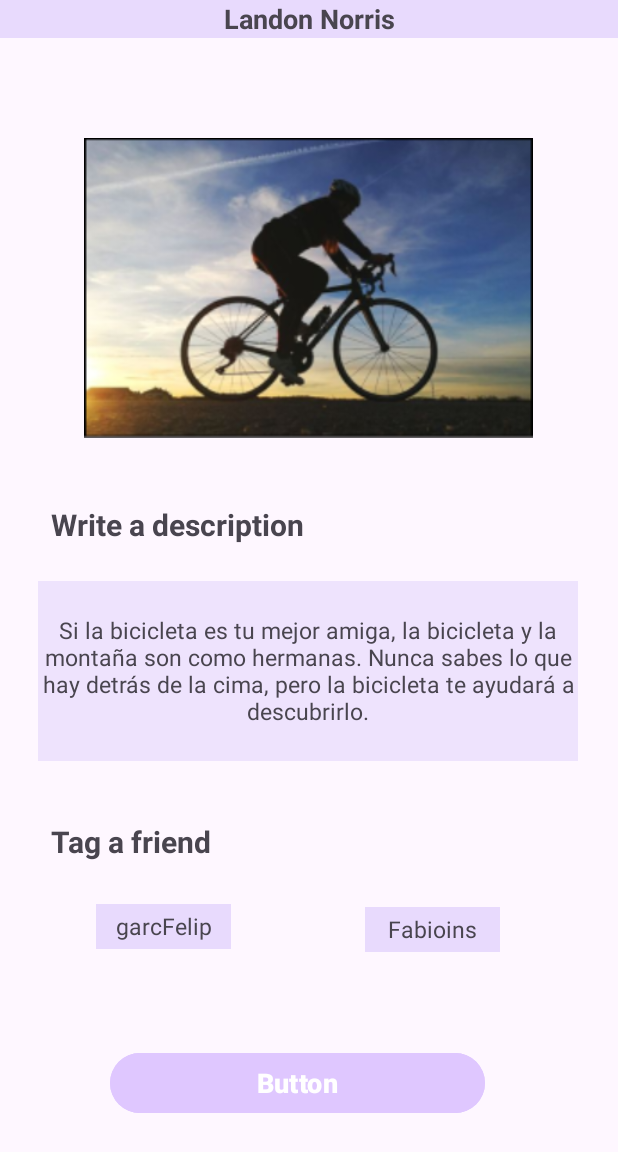
After one commit to PUJ-ICM-6805/HAFFA, an Android app: the publishView screen opened directly, with no data from a screen before it, on a phone screen of 412 x 824 dp. The commit adds this screen. Shown: the top 1152 px of the screen. Run offline under Robolectric (Android 15) with nearby library versions, the phone set to English and light mode, and no system bars.

Commit message:
Creation of new publication, including add the picture and add a description about the post

```diff
--- a/app/build.gradle.kts
+++ b/app/build.gradle.kts
@@ -42,6 +42,7 @@ android {
 dependencies {
 
     implementation("androidx.core:core-ktx:1.9.0")
+    implementation("com.squareup.picasso:picasso:2.8")
     implementation("androidx.appcompat:appcompat:1.6.1")
     implementation("com.google.android.material:material:1.9.0")
     implementation("androidx.constraintlayout:constraintlayout:2.1.4")
@@ -50,4 +51,5 @@ dependencies {
     testImplementation("junit:junit:4.13.2")
     androidTestImplementation("androidx.test.ext:junit:1.1.5")
     androidTestImplementation("androidx.test.espresso:espresso-core:3.5.1")
+
 }
--- a/app/src/main/java/com/example/haffa/MainActivity.kt
+++ b/app/src/main/java/com/example/haffa/MainActivity.kt
@@ -3,6 +3,8 @@ package com.example.haffa
 import android.content.Intent
 import androidx.appcompat.app.AppCompatActivity
 import android.os.Bundle
+import com.example.haffa.Profile.Gallery
+import com.example.haffa.Profile.publishView
 import com.example.haffa.journey.activity.ShowAllJourneysActivity
 
 class MainActivity : AppCompatActivity() {
@@ -11,7 +13,7 @@ class MainActivity : AppCompatActivity() {
         setContentView(R.layout.activity_main)
 
         //Test
-        val intent = Intent(this, ShowAllJourneysActivity::class.java)
+        val intent = Intent(this, Gallery::class.java)
         startActivity(intent)
     }
 }
--- /dev/null
+++ b/app/src/main/java/com/example/haffa/Profile/publishView.kt
@@ -0,0 +1,12 @@
+package com.example.haffa.Profile
+
+import androidx.appcompat.app.AppCompatActivity
+import android.os.Bundle
+import com.example.haffa.R
+
+class publishView : AppCompatActivity() {
+    override fun onCreate(savedInstanceState: Bundle?) {
+        super.onCreate(savedInstanceState)
+        setContentView(R.layout.activity_publish_view)
+    }
+}
--- /dev/null
+++ b/app/src/main/res/layout/activity_publish_view.xml
@@ -0,0 +1,129 @@
+<?xml version="1.0" encoding="utf-8"?>
+<androidx.constraintlayout.widget.ConstraintLayout xmlns:android="http://schemas.android.com/apk/res/android"
+    xmlns:app="http://schemas.android.com/apk/res-auto"
+    xmlns:tools="http://schemas.android.com/tools"
+    android:layout_width="match_parent"
+    android:layout_height="match_parent"
+    tools:context=".Profile.publishView">
+
+
+    <TextView
+        android:layout_width="match_parent"
+        android:layout_height="25dp"
+        android:background="@color/purpleTitle"
+        android:text="Landon Norris"
+        android:textStyle="bold"
+        android:textAlignment="center"
+        android:textSize="18sp"
+        app:layout_constraintEnd_toEndOf="parent"
+        app:layout_constraintStart_toStartOf="parent"
+        app:layout_constraintTop_toTopOf="parent" />
+
+    <ImageView
+        android:id="@+id/imageView"
+        android:layout_width="350dp"
+        android:layout_height="200dp"
+        android:layout_marginTop="92dp"
+        android:src="@drawable/picinbio"
+        app:layout_constraintEnd_toEndOf="parent"
+        app:layout_constraintHorizontal_bias="0.496"
+        app:layout_constraintStart_toStartOf="parent"
+        app:layout_constraintTop_toTopOf="parent" />
+
+    <TextView
+        android:id="@+id/textView2"
+        android:layout_width="360dp"
+        android:layout_height="120dp"
+        android:layout_gravity="center"
+        android:layout_marginTop="24dp"
+        android:background="@color/purplebackground"
+        android:gravity="center"
+        android:text="Si la bicicleta es tu mejor amiga, la bicicleta y la montaña son como hermanas. Nunca sabes lo que hay detrás de la cima, pero la bicicleta te ayudará a descubrirlo."
+        android:textAlignment="center"
+        android:textSize="15sp"
+        app:layout_constraintEnd_toEndOf="parent"
+        app:layout_constraintHorizontal_bias="0.49"
+        app:layout_constraintStart_toStartOf="parent"
+        app:layout_constraintTop_toBottomOf="@+id/textView" />
+
+    <TextView
+        android:id="@+id/textView3"
+        android:layout_width="wrap_content"
+        android:layout_height="wrap_content"
+        android:text="Tag a friend"
+        android:textSize="20sp"
+        android:textStyle="bold"
+        app:layout_constraintBottom_toBottomOf="parent"
+        app:layout_constraintEnd_toEndOf="parent"
+        app:layout_constraintHorizontal_bias="0.111"
+        app:layout_constraintStart_toStartOf="parent"
+        app:layout_constraintTop_toBottomOf="@+id/textView2"
+        app:layout_constraintVertical_bias="0.139" />
+
+    <TextView
+        android:id="@+id/textView"
+        android:layout_width="wrap_content"
+        android:layout_height="wrap_content"
+        android:layout_marginTop="44dp"
+        android:text="Write a description"
+        android:textSize="20sp"
+        android:textStyle="bold"
+        app:layout_constraintEnd_toEndOf="parent"
+        app:layout_constraintHorizontal_bias="0.141"
+        app:layout_constraintStart_toStartOf="parent"
+        app:layout_constraintTop_toBottomOf="@+id/imageView" />
+
+    <TextView
+        android:id="@+id/textView4"
+        android:layout_width="90dp"
+        android:layout_height="30dp"
+        android:layout_gravity="center"
+        android:layout_marginStart="64dp"
+        android:layout_marginTop="28dp"
+        android:background="@color/purpleTitle"
+        android:gravity="center"
+        android:text="garcFelip"
+        android:textSize="15sp"
+        app:layout_constraintStart_toStartOf="parent"
+        app:layout_constraintTop_toBottomOf="@+id/textView3" />
+
+    <TextView
+        android:id="@+id/textView5"
+        android:layout_width="90dp"
+        android:layout_height="30dp"
+        android:layout_marginStart="139dp"
+        android:layout_marginTop="93dp"
+        android:layout_marginEnd="104dp"
+        android:layout_marginBottom="145dp"
+        android:background="@color/purpleTitle"
+        android:gravity="center"
+        android:text="Fabioins"
+        android:textSize="15sp"
+        app:layout_constraintBottom_toBottomOf="parent"
+        app:layout_constraintEnd_toEndOf="parent"
+        app:layout_constraintHorizontal_bias="0.666"
+        app:layout_constraintStart_toEndOf="@+id/textView4"
+        app:layout_constraintTop_toBottomOf="@+id/textView2"
+        app:layout_constraintVertical_bias="0.084" />
+
+    <Button
+        android:id="@+id/button"
+        android:layout_width="250dp"
+        android:layout_height="wrap_content"
+        android:layout_marginStart="73dp"
+        android:layout_marginTop="65dp"
+        android:layout_marginEnd="88dp"
+        android:layout_marginBottom="48dp"
+        android:backgroundTint="@color/purpleButton"
+        android:text="Button"
+        android:textSize="18sp"
+        android:textStyle="bold"
+        app:layout_constraintBottom_toBottomOf="parent"
+        app:layout_constraintEnd_toEndOf="parent"
+        app:layout_constraintHorizontal_bias="0.0"
+        app:layout_constraintStart_toStartOf="parent"
+        app:layout_constraintTop_toBottomOf="@+id/textView4"
+        app:layout_constraintVertical_bias="0.0" />
+
+
+</androidx.constraintlayout.widget.ConstraintLayout>
--- a/app/src/main/res/values/colors.xml
+++ b/app/src/main/res/values/colors.xml
@@ -2,4 +2,7 @@
 <resources>
     <color name="black">#FF000000</color>
     <color name="white">#FFFFFFFF</color>
+    <color name="purpleTitle">#E8DAFD</color>
+    <color name="purplebackground">#AEE8DAFD</color>
+    <color name="purpleButton">#DFC7FF</color>
 </resources>
```
Also changed, not shown: app/src/main/AndroidManifest.xml (+9 -0 lines), app/src/main/java/com/example/haffa/Profile/Gallery.kt (added, +27 -0 lines), app/src/main/java/com/example/haffa/Profile/GalleryView.kt (added, +12 -0 lines), app/src/main/java/com/example/haffa/Profile/GalleryViewAdapter.kt (added, +29 -0 lines), app/src/main/res/layout/activity_gallery.xml (added, +66 -0 lines), app/src/main/res/layout/activity_gallery_view.xml (added, +34 -0 lines), app/src/main/res/values/strings.xml (+14 -0 lines), app/src/main/res/drawable/addimage.png (added), app/src/main/res/drawable/picinbio.png (added), 1 other file.
